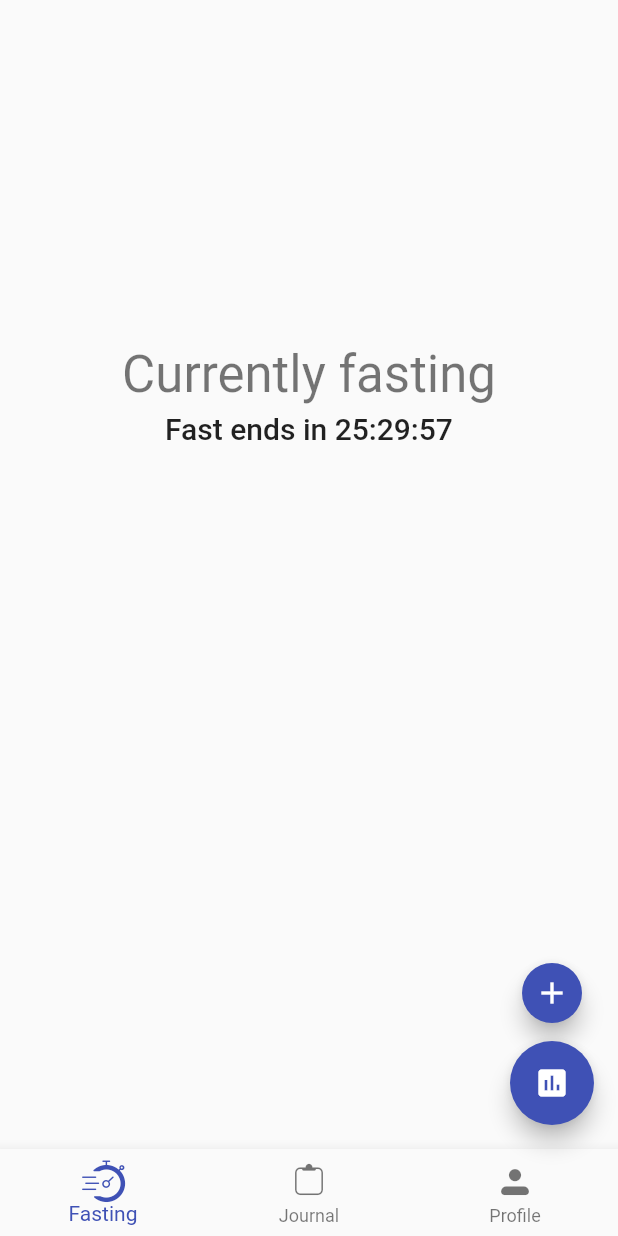
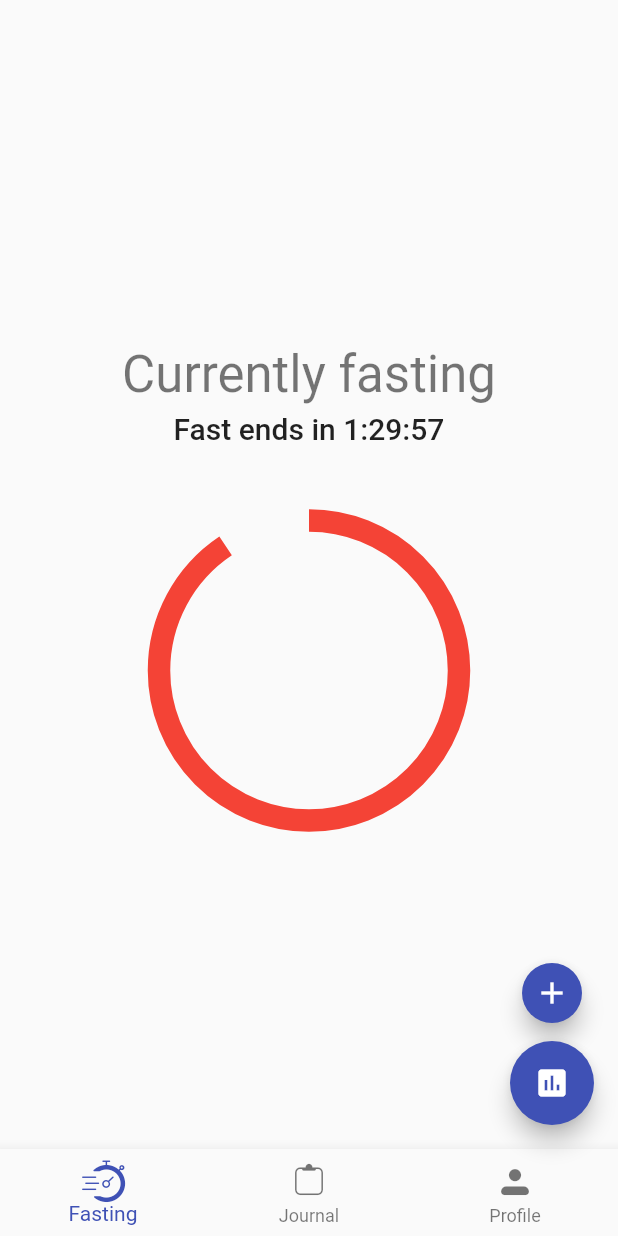
Before and after one commit to mglaman/fasttrack, a Flutter app: the screen it shows once a user with an empty profile is signed in, on a phone screen of 412 x 824 dp. Run offline on Flutter 3.47's test engine with Material 2 defaults, Android fonts, the phone set to English and light mode, and no system bars; our stand-ins replace cloud_firestore, firebase_analytics, firebase_auth, numberpicker, shared_preferences; accounts and stored records are empty; network calls fail.

Commit message:
Updates to timing

```diff
--- a/lib/fasting_status_model.dart
+++ b/lib/fasting_status_model.dart
@@ -35,5 +35,11 @@ class FastingStatus {
   }
 
   Duration get timeUntilFastStarts => fastStart.difference(_dateTime);
-  Duration get timeUntilFastEnds => fastEnd.add(Duration(days: 1)).difference(_dateTime);
+  Duration get timeUntilFastEnds {
+    if (_dateTime.hour < 12) {
+      return fastEnd.difference(_dateTime);
+    }
+    return fastEnd.add(Duration(days: 1)).difference(_dateTime);
+
+  }
 }
--- a/lib/journal_widget.dart
+++ b/lib/journal_widget.dart
@@ -32,7 +32,10 @@ class JournalWidget extends StatelessWidget {
           .orderBy("when", descending: true)
           .snapshots(),
       builder: (BuildContext context, AsyncSnapshot snapshot) {
-        if (!snapshot.hasData) return LinearProgressIndicator();
+        if (snapshot.hasError)
+          return new Text('Error: ${snapshot.error}');
+        if (snapshot.connectionState == ConnectionState.waiting)
+          return LinearProgressIndicator();
 
         return Expanded(
           child: _buildListView(snapshot.data.documents),
--- a/lib/main.dart
+++ b/lib/main.dart
@@ -42,6 +42,11 @@ class MyApp extends StatelessWidget {
             } else {
               FirebaseAuth.instance.signInAnonymously();
               print("Sign in in as anonymous");
+              return Scaffold(
+                body: Center(
+                  child: Text('Loading...'),
+                ),
+              );
             }
           }
         }
```
Also changed, not shown: 1 other file.
